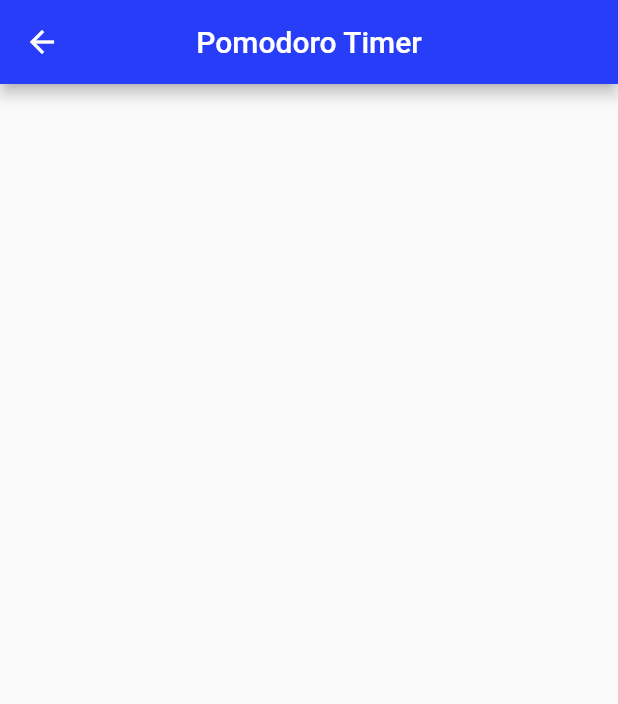
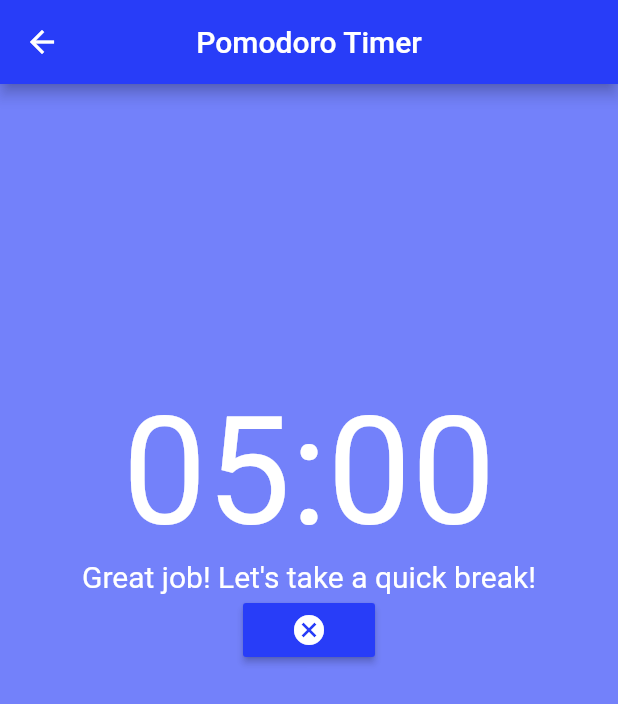
Before and after one commit to erbergli/pomodoro_app, a Flutter app: the BreakPage screen opened directly, on a phone screen of 412 x 824 dp. Shown: the top 704 px of the screen. Run offline on Flutter 3.47's test engine with Material 2 defaults, Android fonts, the phone set to English and light mode, and no system bars; our stand-ins replace google_fonts; Roboto replaces fonts that are missing (Rowdies).

Commit message:
Added breaking Page

```diff
--- a/lib/break_page.dart
+++ b/lib/break_page.dart
@@ -1,19 +1,37 @@
+import 'dart:async';
+
 import 'package:flutter/material.dart';
 import 'package:flutter/src/widgets/container.dart';
 import 'package:flutter/src/widgets/framework.dart';
 import 'package:google_fonts/google_fonts.dart';
 
 class BreakPage extends StatefulWidget {
-  const BreakPage({super.key});
+  BreakPage({super.key});
 
   @override
   State<BreakPage> createState() => _BreakPageState();
 }
 
 class _BreakPageState extends State<BreakPage> {
+  Timer _timer = Timer(Duration(seconds: 1), (){});
+  int _timeLeftMinutes = 5;
+  int _timeLeftSeconds = 0;
+
+  void _cancelBreak() {
+    _timer.cancel();
+    Navigator.of(context).pop();
+  }
+
+  void _cancel() {
+    if(_timeLeftSeconds == 0 && _timeLeftMinutes == 0){
+      Navigator.of(context).pop();
+    }
+  }
+
   @override
   Widget build(BuildContext context) {
     return Scaffold(
+      backgroundColor: Color.fromARGB(166, 40, 61, 248),
       appBar: AppBar(
         centerTitle: true,
         title: Text(
@@ -24,6 +42,36 @@ class _BreakPageState extends State<BreakPage> {
         ),
         backgroundColor: Color.fromARGB(255, 40, 61, 248),
       ),
+      body: Center(
+        child: Container(
+          child: Column(
+            children: [
+              const SizedBox(
+                height: 200,
+              ),
+              Text(
+                  "${_timeLeftMinutes.toString().padLeft(2, '0')}:${_timeLeftSeconds.toString().padLeft(2, '0')}",
+                  style: GoogleFonts.rowdies(
+                    textStyle:
+                        const TextStyle(fontSize: 100, color: Colors.white),
+                  )),
+              Text("Great job! Let's take a quick break!",
+                  style: GoogleFonts.rowdies(
+                    textStyle:
+                        const TextStyle(color: Colors.white, fontSize: 20),
+                  )),
+              MaterialButton(
+                onPressed: _cancelBreak,
+                color: Color.fromARGB(255, 40, 61, 248),
+                child: Icon(
+                  Icons.cancel,
+                  color: Colors.white,
+                ),
+              ),
+            ],
+          ),
+        ),
+      ),
     );
   }
 }
```
Also changed, not shown: lib/main.dart (+5 -6 lines).
